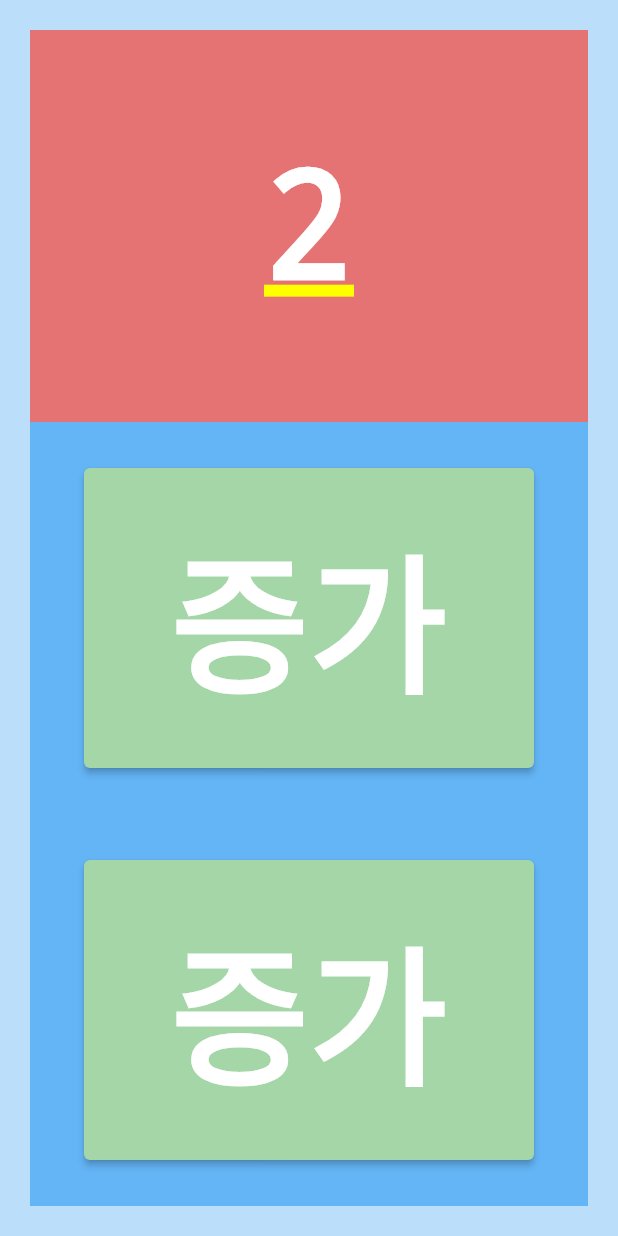
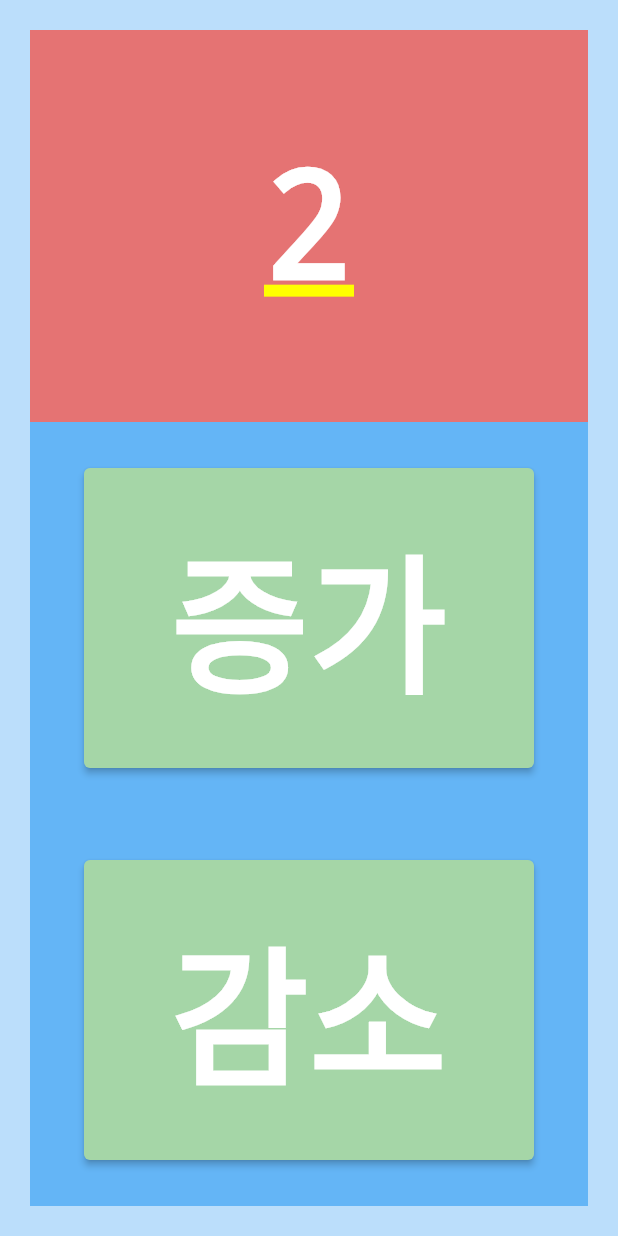
Before and after one commit to clean17/flutter-state, a Flutter app: the screen it shows after launch, after a tap on "증가", on a phone screen of 412 x 824 dp. Run offline on Flutter 3.47's test engine with Material 2 defaults, Android fonts, the phone set to English and light mode, and no system bars.

Commit message:
riverpod으로 바꾸기전 세팅

```diff
--- a/lib/main.dart
+++ b/lib/main.dart
@@ -54,8 +54,8 @@ class _HomePageState extends State<HomePage> {
         child: Column(
           children: [
             Expanded(child: HeaderPage(number)),
-            Expanded(child: BottomPage(add)),  // 1급 함수 자체를 넘긴다. // 그래서 함수를 ()안붙이고 이름으로만 사용함 1급이니까
-            Expanded(child: BottomPage(down)),
+            Expanded(child: BottomPage(addOrMinus: add, text: "증가")),  // 1급 함수 자체를 넘긴다. // 그래서 함수를 ()안붙이고 이름으로만 사용함 1급이니까
+            Expanded(child: BottomPage(addOrMinus: add, text: "감소")),
           ],
         ),
       ),
@@ -90,13 +90,17 @@ class HeaderPage extends StatelessWidget { // stateless로 변경 (
 // 즉 상태 관리는 stateful과 stateless의 부모가 관리 한다. 상태를 부모한테 넘기면 연결이 된다.
 // 이때 부모를 stateful로 바꿀수도 있는데 stateful의 단위 ? 범위를 최대한 작게 잡아야한다. 왜냐하면 stateful은 상태가 변하면 변경감지를 하고 변한 데이터를
 // 다시 그리게 되는데 이때 범위가 크다면 느려질수밖에 없다.
+
+// 이때 상태변수가 변경되면 옵저버 패턴에 의해서 지켜보고 있다가 해시코드가 변경되므로 부분 렌더링이나 전체렌더링을 진행한다.
+// 이러한 상태변경은 옵저버패턴으로 구현되는데 pub/sub로 나눠져 있는 개념으로 Reactive..
 }
 
 class BottomPage extends StatelessWidget {
   // 전달 받을 함수 설정
   // Function add; 이게 정확한 표현이지만 아래처럼 추상적으로 사용- 타입추론
-   final add;
-   BottomPage(this.add, {Key? key}) : super(key: key);
+   final addOrMinus;
+   final text;
+   BottomPage({required this.addOrMinus, required this.text,Key? key}) : super(key: key);
 
   @override
   Widget build(BuildContext context) {
@@ -109,9 +113,9 @@ class BottomPage extends StatelessWidget {
               minimumSize: Size(300, 200)
             ),
           onPressed: (){
-            add();
+            addOrMinus();
           },
-          child: Text("증가", style: TextStyle(fontSize: 100, fontWeight: FontWeight.bold),),
+          child: Text(text, style: TextStyle(fontSize: 100, fontWeight: FontWeight.bold),),
         ),
       ),
     );
```
